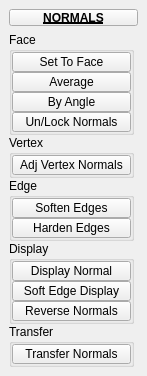
Old version of the form tentacle/ui/3/normals.ui in the repository m3trik/tentacle.
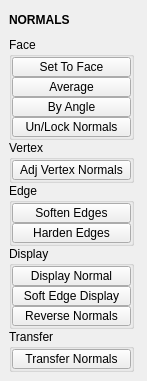
New version of the form. Custom widgets are drawn as their Qt base class.

```diff
--- a/tentacle/ui/3/normals.ui
+++ b/tentacle/ui/3/normals.ui
@@ -40,32 +40,28 @@
   <widget class="QWidget" name="main_widget">
    <layout class="QVBoxLayout" name="verticalLayout_2">
     <item>
-     <widget class="PushButtonDraggable" name="draggable_header">
+     <widget class="Draggable_header" name="draggable_header">
       <property name="minimumSize">
        <size>
-        <width>19</width>
-        <height>17</height>
+        <width>0</width>
+        <height>22</height>
        </size>
       </property>
       <property name="maximumSize">
        <size>
-        <width>999</width>
-        <height>17</height>
+        <width>125</width>
+        <height>22</height>
        </size>
       </property>
       <property name="font">
        <font>
         <weight>75</weight>
         <bold>true</bold>
-        <underline>true</underline>
        </font>
       </property>
       <property name="text">
        <string>NORMALS</string>
       </property>
-      <property name="checkable">
-       <bool>true</bool>
-      </property>
      </widget>
     </item>
     <item>
@@ -613,16 +609,16 @@
   </widget>
  </widget>
  <customwidgets>
-  <customwidget>
-   <class>PushButtonDraggable</class>
-   <extends>QPushButton</extends>
-   <header>widgets.pushbuttondraggable.h</header>
-  </customwidget>
   <customwidget>
    <class>PushButton</class>
    <extends>QPushButton</extends>
    <header>widgets.pushbutton.h</header>
   </customwidget>
+  <customwidget>
+   <class>Draggable_header</class>
+   <extends>QLabel</extends>
+   <header>draggable_header.h</header>
+  </customwidget>
  </customwidgets>
  <resources/>
  <connections/>
```
